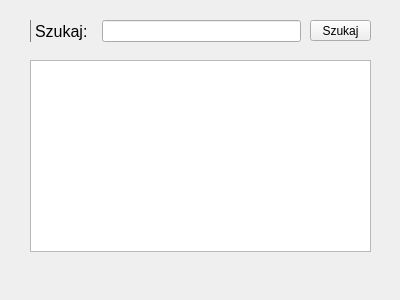
Harasz/sort_books, file Desktop_app/ui/readView.ui: the form before one commit.
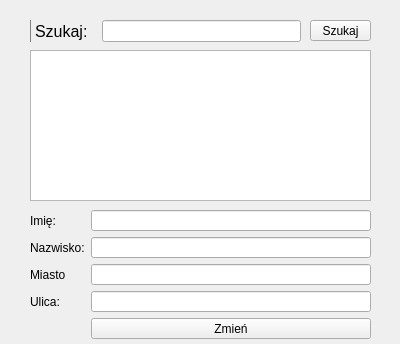
The form after the commit.

What changed in the file:
```diff
--- a/Desktop_app/ui/readView.ui
+++ b/Desktop_app/ui/readView.ui
@@ -7,7 +7,7 @@
     <x>0</x>
     <y>0</y>
     <width>400</width>
-    <height>300</height>
+    <height>344</height>
    </rect>
   </property>
   <property name="windowTitle">
@@ -75,12 +75,71 @@
    <property name="geometry">
     <rect>
      <x>30</x>
-     <y>60</y>
+     <y>50</y>
      <width>341</width>
-     <height>192</height>
+     <height>151</height>
     </rect>
    </property>
   </widget>
+  <widget class="QWidget" name="formLayoutWidget_2">
+   <property name="geometry">
+    <rect>
+     <x>30</x>
+     <y>210</y>
+     <width>341</width>
+     <height>129</height>
+    </rect>
+   </property>
+   <layout class="QFormLayout" name="formLayout_2">
+    <item row="0" column="0">
+     <widget class="QLabel" name="label_3">
+      <property name="text">
+       <string>Imię:</string>
+      </property>
+     </widget>
+    </item>
+    <item row="1" column="0">
+     <widget class="QLabel" name="label_4">
+      <property name="text">
+       <string>Nazwisko:</string>
+      </property>
+     </widget>
+    </item>
+    <item row="2" column="0">
+     <widget class="QLabel" name="label_5">
+      <property name="text">
+       <string>Miasto</string>
+      </property>
+     </widget>
+    </item>
+    <item row="3" column="0">
+     <widget class="QLabel" name="label_6">
+      <property name="text">
+       <string>Ulica:</string>
+      </property>
+     </widget>
+    </item>
+    <item row="0" column="1">
+     <widget class="QLineEdit" name="lineEdit_2"/>
+    </item>
+    <item row="1" column="1">
+     <widget class="QLineEdit" name="lineEdit_3"/>
+    </item>
+    <item row="2" column="1">
+     <widget class="QLineEdit" name="lineEdit_4"/>
+    </item>
+    <item row="3" column="1">
+     <widget class="QLineEdit" name="lineEdit_5"/>
+    </item>
+    <item row="4" column="1">
+     <widget class="QPushButton" name="pushButton_2">
+      <property name="text">
+       <string>Zmień</string>
+      </property>
+     </widget>
+    </item>
+   </layout>
+  </widget>
  </widget>
  <resources/>
  <connections/>
```
